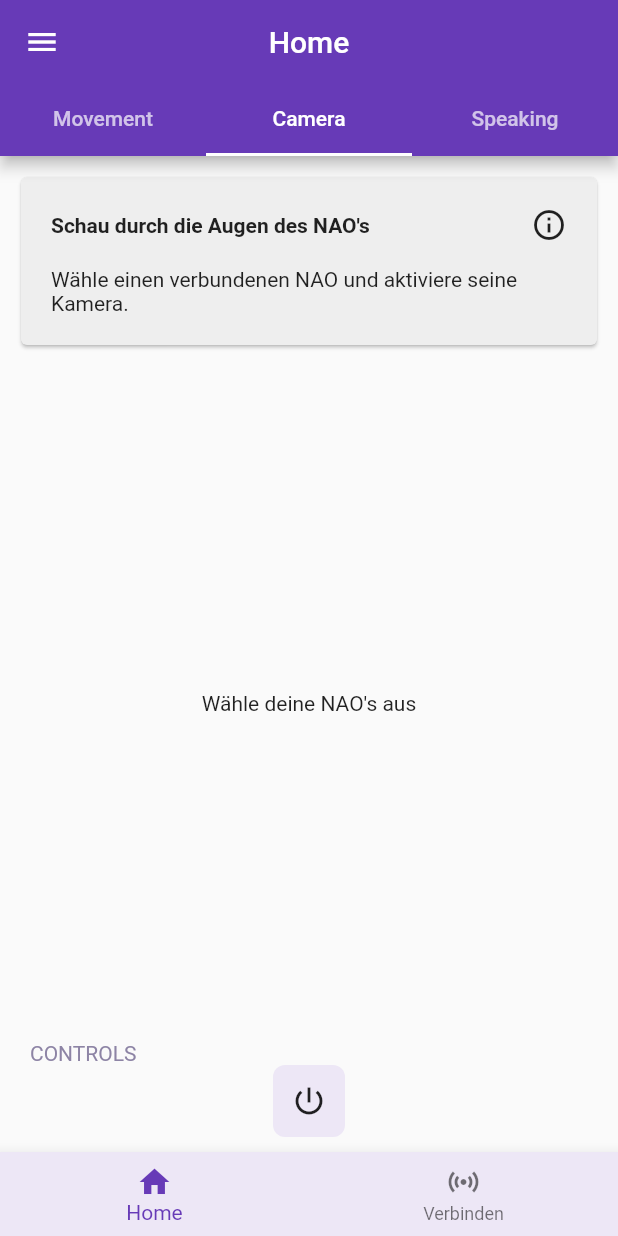
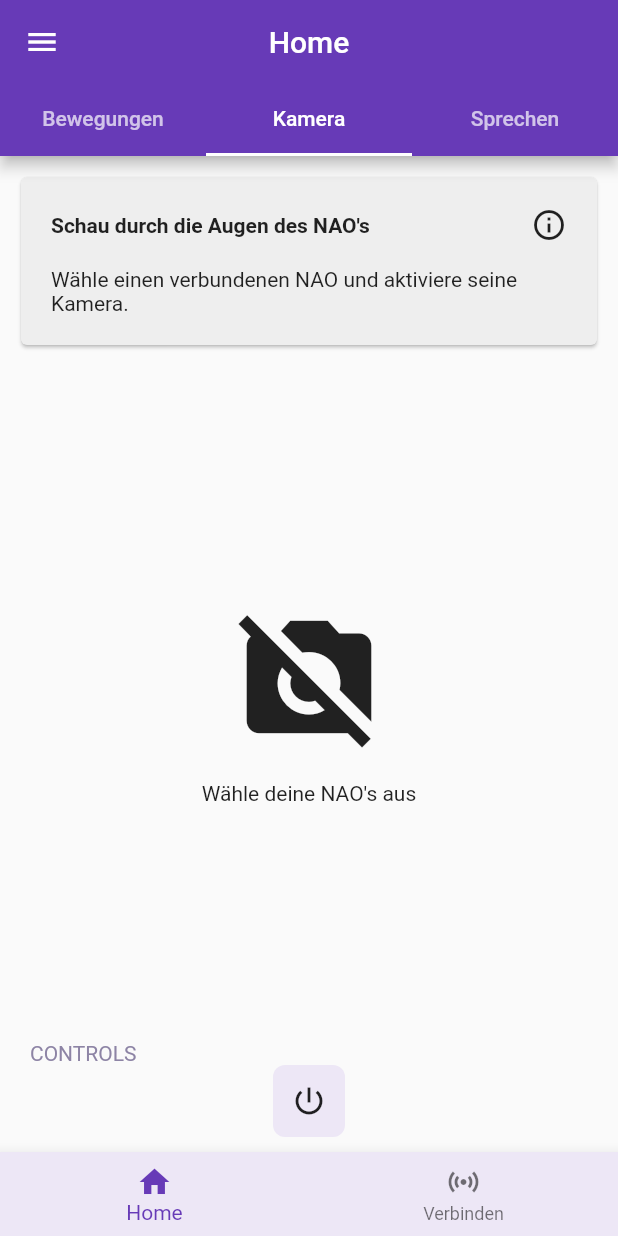
Before and after one commit to sbaer2306/NAO-APP, a Flutter app: the screen it shows after launch, tab 2 chosen, on a phone screen of 412 x 824 dp. Run offline on Flutter 3.47's test engine with Material 2 defaults, Android fonts, the phone set to English and light mode, and no system bars; our stand-ins replace loading_animation_widget; missing offline and left inert: animated_check, flutter_mjpeg.

Commit message:
Ui-Anpassungen

```diff
--- a/lib/pages/camera_view.dart
+++ b/lib/pages/camera_view.dart
@@ -37,13 +37,15 @@ class CameraViewState extends State<CameraView> {
           child: Padding(
               padding: const EdgeInsets.symmetric(horizontal: 16.0),
               child: Center(
-                  child: isPressed
+                  child: (isPressed && robots.isNotEmpty)
                       ? GridView.builder(
                           gridDelegate:
                               SliverGridDelegateWithFixedCrossAxisCount(
-                                  crossAxisCount: (robots.length / 2).round()),
-                          itemCount: robots
-                              .length, //TODO: auf ausgewählte Robots reduzieren
+                                  crossAxisCount:
+                                      (robots.length / 2).round() > 0
+                                          ? (robots.length / 2).round()
+                                          : 1),
+                          itemCount: robots.length,
                           itemBuilder: (context, index) {
                             return Mjpeg(
                               stream: robots[index].getVideoStream(),
@@ -51,7 +53,18 @@ class CameraViewState extends State<CameraView> {
                             );
                           },
                         )
-                      : const Text("Wähle deine NAO's aus"))),
+                      : Column(
+                          mainAxisAlignment: MainAxisAlignment.center,
+                          children: [
+                            const Icon(Icons.no_photography, size: 100),
+                            const SizedBox(
+                              height: 20,
+                            ),
+                            robots.isNotEmpty
+                                ? const Text("Die Kamera ist ausgeschaltet")
+                                : const Text("Wähle deine NAO's aus"),
+                          ],
+                        ))),
         ),
         SizedBox(
           width: double.infinity,
--- a/lib/pages/home_view.dart
+++ b/lib/pages/home_view.dart
@@ -26,9 +26,9 @@ class _HomeViewState extends State<HomeView> {
               title: const Text("Home"),
               centerTitle: true,
               bottom: const TabBar(tabs: [
-                Tab(text: "Movement"),
-                Tab(text: "Camera"),
-                Tab(text: "Speaking"),
+                Tab(text: "Bewegungen"),
+                Tab(text: "Kamera"),
+                Tab(text: "Sprechen"),
               ]),
             ),
             body: const TabBarView(
--- a/lib/pages/movement_view.dart
+++ b/lib/pages/movement_view.dart
@@ -69,7 +69,7 @@ class MovementViewState extends State<MovementView> {
       String translatedMovement = translateMovement(movement);
       try {
         for (int i = 0; i < activeRobots.length; i++) {
-          await activeRobots[i].setPosture(translatedMovement);
+          activeRobots[i].setPosture(translatedMovement);
         }
       } catch (error) {
         print('Error occured: $error');
@@ -102,7 +102,7 @@ class MovementViewState extends State<MovementView> {
         isMoving = true;
         try {
           for (int i = 0; i < activeRobots.length; i++) {
-            await activeRobots[i].move(moveObject);
+            activeRobots[i].move(moveObject);
           }
         } catch (error) {
           print('Error occured: $error');
```
